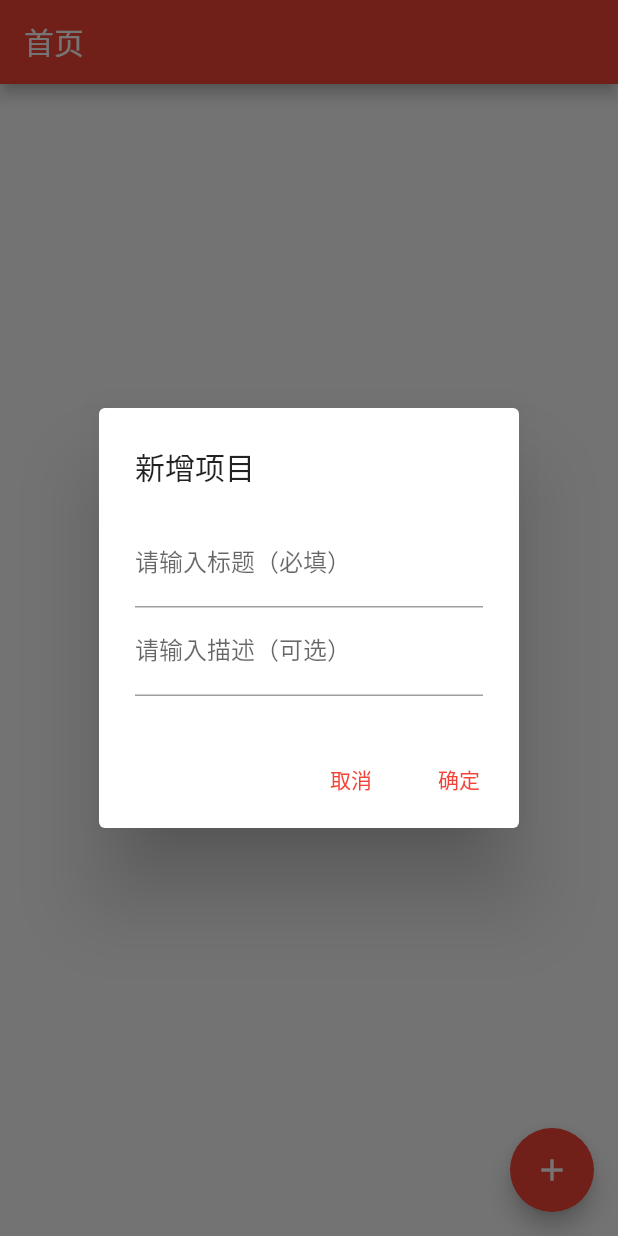
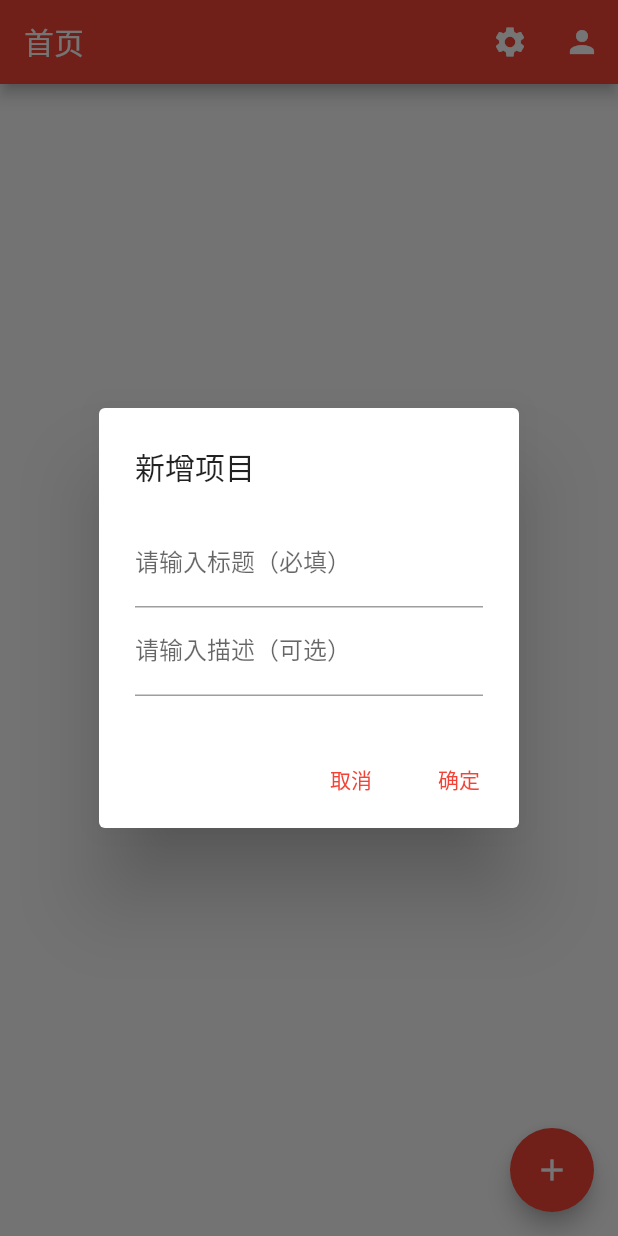
Before and after one commit to fmqwd/count_tools, a Flutter app: the screen it shows after launch, after a tap on the "add" icon, on a phone screen of 412 x 824 dp. Run offline on Flutter 3.47's test engine with Material 2 defaults, Android fonts, the phone set to English and light mode, and no system bars; our stand-ins replace flutter_colorpicker, shared_preferences, sqflite; accounts and stored records are empty.

Commit message:
feat(home_page): 添加跳转至设置页面功能并优化文本样式
feat(setting_page): 创建设置页面组件

```diff
--- a/lib/page/home_page/home_page.dart
+++ b/lib/page/home_page/home_page.dart
@@ -6,6 +6,7 @@ import 'home_page_vm.dart';
 
 class HomePage extends StatefulWidget {
   const HomePage({super.key, required this.title});
+
   final String title;
 
   @override
@@ -17,7 +18,17 @@ class _HomePageState extends State<HomePage> {
   Widget build(BuildContext context) => ChangeNotifierProvider(
       create: (context) => HomePageViewModel()..loadProjects(),
       child: Scaffold(
-          appBar: AppBar(title: Text(widget.title)),
+          appBar: AppBar(
+            title: Text(widget.title),
+            actions: [
+              IconButton(
+                  icon: const Icon(Icons.settings),
+                  onPressed: () => HomePageViewModel().pushSetPage(context)),
+              IconButton(
+                  icon: const Icon(Icons.person),
+                  onPressed: () => Navigator.of(context).pushNamed('/about')),
+            ],
+          ),
           body: Center(child: _buildHomePageProjectList()),
           floatingActionButton: Builder(
             builder: (context) => FloatingActionButton(
@@ -25,7 +36,8 @@ class _HomePageState extends State<HomePage> {
                 onPressed: () => HomePageViewModel().addProjectDialog(context)),
           )));
 
-  Widget _buildHomePageProjectList() => Consumer<HomePageViewModel>(builder: (context, model, child) {
+  Widget _buildHomePageProjectList() => Consumer<HomePageViewModel>(
+        builder: (context, model, child) {
           if (model.projects.isEmpty) {
             return const Center(child: Text('没有项目，点击+添加'));
           }
@@ -37,9 +49,12 @@ class _HomePageState extends State<HomePage> {
               itemCount: model.projects.length,
               itemBuilder: (context, index) => SingleProjectWidget(
                 project: model.projects[index],
-                      onDelete: () => model.delProjectDialog(context, model.projects[index].id),
-                      onClick: () => model.pushProjectInfoPage(context, model.projects[index]),
-                      onEdit: () => model.editProjectDialog(context, model.projects[index]),
+                onDelete: () =>
+                    model.delProjectDialog(context, model.projects[index].id),
+                onClick: () =>
+                    model.pushProjectInfoPage(context, model.projects[index]),
+                onEdit: () =>
+                    model.editProjectDialog(context, model.projects[index]),
               ),
             ),
           );
--- a/lib/page/home_page/home_page_vm.dart
+++ b/lib/page/home_page/home_page_vm.dart
@@ -6,6 +6,7 @@ import 'package:count_tools/page/dialog/add_project_dialog.dart';
 import 'package:count_tools/page/dialog/del_project_dialog.dart';
 import 'package:count_tools/page/dialog/edit_project_dialog.dart';
 import 'package:count_tools/page/project_info_page/project_info_page.dart';
+import 'package:count_tools/page/setting_page/setting_page.dart';
 import 'package:count_tools/utils/route_utils.dart';
 import 'package:flutter/material.dart';
 
@@ -48,6 +49,10 @@ class HomePageViewModel extends ChangeNotifier {
   pushProjectInfoPage(BuildContext context, ProjectData data) =>
       RouteUtils.pushAnim(context, ProjectInfoPage(parentData: data));
 
+  // 跳转设置页
+  pushSetPage(BuildContext context) =>
+      RouteUtils.pushAnim(context, SettingPage());
+
   // 跳转添加项目弹窗
   addProjectDialog(BuildContext context) => showDialog(
       context: context,
--- a/lib/value/style/text_style.dart
+++ b/lib/value/style/text_style.dart
@@ -14,6 +14,12 @@ class AppTextStyle {
   );
 
   static const TextStyle heading3 = TextStyle(
+    fontSize: 20.0,
+    fontWeight: FontWeight.w500,
+    color: Colors.black,
+  );
+
+  static const TextStyle bodyBig = TextStyle(
     fontSize: 20.0,
     fontWeight: FontWeight.w500,
     color: Colors.black,
```
Also changed, not shown: lib/page/setting_page/setting_page.dart (added, +39 -0 lines). Lines whose indentation alone changed are shown as unchanged.
